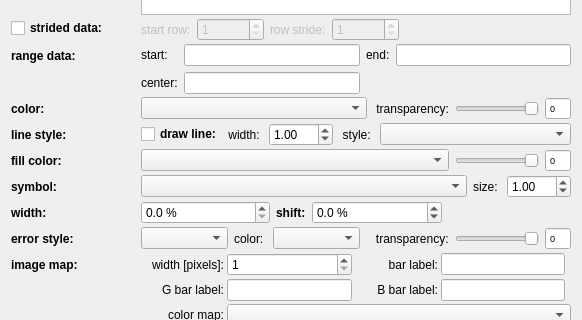
jkriege2/QuickFit3, file plugins/table/qftablegraphsettings.ui: the form before one commit; both pictures show x 0 to 582 and y 388 to 708 of the 582 by 1034 pixel window.
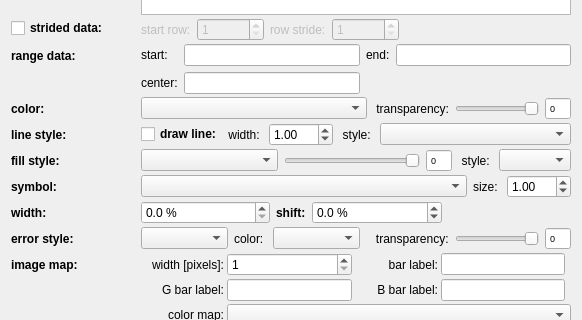
The form after the commit. Icons and pictures are not drawn. Custom widgets are drawn as their Qt base class.

Commit message:
QuickFit3/table:   - the fill style may be set now
QuickFit3/imFCCSFit:
  - added tool to calculate the relative crosscorrelation amplitude with crosstalk correction

QuickFit3/fitfunction_general:
  - most fit models support parameter guessing now!

```diff
--- a/plugins/table/qftablegraphsettings.ui
+++ b/plugins/table/qftablegraphsettings.ui
@@ -698,7 +698,7 @@
       </font>
      </property>
      <property name="text">
-      <string>fill color:</string>
+      <string>fill style:</string>
      </property>
      <property name="buddy">
       <cstring>cmbFillColor</cstring>
@@ -707,7 +707,7 @@
    </item>
    <item row="17" column="1">
     <widget class="QWidget" name="widFillColor" native="true">
-     <layout class="QHBoxLayout" name="horizontalLayout_16" stretch="1,0,0">
+     <layout class="QHBoxLayout" name="horizontalLayout_16" stretch="0,0,0,0,0">
       <property name="margin">
        <number>0</number>
       </property>
@@ -785,6 +785,19 @@
         </property>
        </widget>
       </item>
+      <item>
+       <widget class="QLabel" name="label_34">
+        <property name="text">
+         <string> style: </string>
+        </property>
+        <property name="alignment">
+         <set>Qt::AlignRight|Qt::AlignTrailing|Qt::AlignVCenter</set>
+        </property>
+       </widget>
+      </item>
+      <item>
+       <widget class="FillStyleComboBox" name="cmbFillStyle"/>
+      </item>
      </layout>
     </widget>
    </item>
@@ -2137,6 +2150,11 @@
    <extends>QComboBox</extends>
    <header>jkqtpimageelements.h</header>
   </customwidget>
+  <customwidget>
+   <class>FillStyleComboBox</class>
+   <extends>QComboBox</extends>
+   <header>fillstylecombobox.h</header>
+  </customwidget>
  </customwidgets>
  <resources>
   <include location="../../lib/lib.qrc"/>
```
Left out of the diff: 1 changed line with no effect on the pictures. The commit also changes 33 other files.
